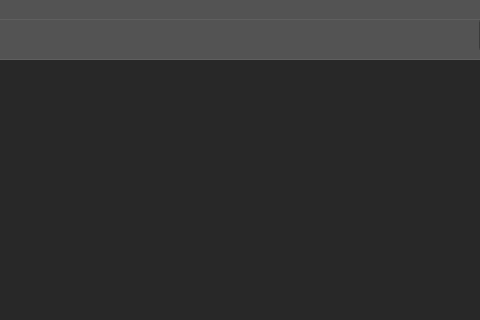
Above: resource/gui/GUI.ui from dthung1602/NetworkVisualization before the change; both pictures show x 271 to 751 and y 0 to 320 of the 1366 by 835 pixel window. Below: the same form after it.
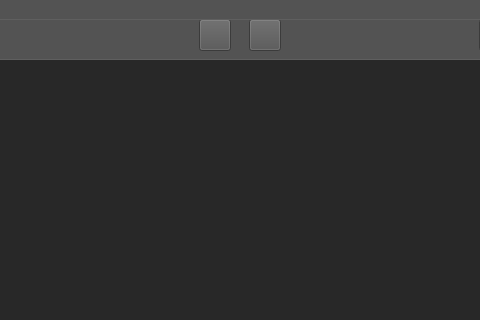
That is the form after the change. Icons and pictures are not drawn.

Commit message: Filter graph

Diff of the .ui file:
```diff
--- a/resource/gui/GUI.ui
+++ b/resource/gui/GUI.ui
@@ -691,6 +691,82 @@
 }</string>
      </property>
     </widget>
+    <widget class="QToolButton" name="filterBtn">
+     <property name="geometry">
+      <rect>
+       <x>520</x>
+       <y>0</y>
+       <width>32</width>
+       <height>32</height>
+      </rect>
+     </property>
+     <property name="sizePolicy">
+      <sizepolicy hsizetype="Fixed" vsizetype="Fixed">
+       <horstretch>0</horstretch>
+       <verstretch>0</verstretch>
+      </sizepolicy>
+     </property>
+     <property name="toolTip">
+      <string>Change to edit mode</string>
+     </property>
+     <property name="styleSheet">
+      <string notr="true">#editBtn{
+background-color: transparent;
+border-image: url(&quot;resource/gui/tool/edit.png&quot;);
+background: none;
+border-radius: 3px;
+background-repeat: none;
+}
+#editBtn:hover{
+background-color: #454545;
+border-radius: 3px;
+border-image: url(&quot;resource/gui/tool/edit.png&quot;);
+}
+#editBtn:pressed{
+background-color: #383838;
+border-radius: 3px;
+border-image: url(&quot;resource/gui/tool/edit.png&quot;);
+}</string>
+     </property>
+    </widget>
+    <widget class="QToolButton" name="cancelFilterBtn">
+     <property name="geometry">
+      <rect>
+       <x>470</x>
+       <y>0</y>
+       <width>32</width>
+       <height>32</height>
+      </rect>
+     </property>
+     <property name="sizePolicy">
+      <sizepolicy hsizetype="Fixed" vsizetype="Fixed">
+       <horstretch>0</horstretch>
+       <verstretch>0</verstretch>
+      </sizepolicy>
+     </property>
+     <property name="toolTip">
+      <string>Change to edit mode</string>
+     </property>
+     <property name="styleSheet">
+      <string notr="true">#editBtn{
+background-color: transparent;
+border-image: url(&quot;resource/gui/tool/edit.png&quot;);
+background: none;
+border-radius: 3px;
+background-repeat: none;
+}
+#editBtn:hover{
+background-color: #454545;
+border-radius: 3px;
+border-image: url(&quot;resource/gui/tool/edit.png&quot;);
+}
+#editBtn:pressed{
+background-color: #383838;
+border-radius: 3px;
+border-image: url(&quot;resource/gui/tool/edit.png&quot;);
+}</string>
+     </property>
+    </widget>
    </widget>
    <widget class="Line" name="line_3">
     <property name="geometry">
```
Left out of the diff: 7 changed lines with no effect on the pictures. The commit also changes 2 other files.
